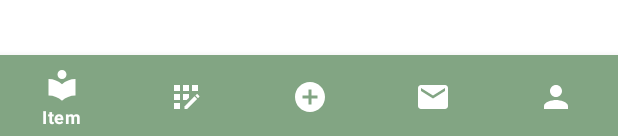
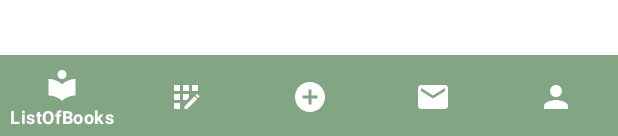
Before and after one commit to BALASHOWILYA/OBMEN_KKOTLIN, an Android app: the layout bottom_navigation_content.xml on its own in the app's theme, with its tools: preview values and no code run, on a phone screen of 412 x 824 dp. Shown: the part 1097-1233 px from the top of the screen. Run offline under Robolectric (Android 15) with nearby library versions, the phone set to English and light mode, and no system bars.

Commit message:
bottomMenuIsDone

```diff
--- a/app/src/main/res/menu/bottom_menu.xml
+++ b/app/src/main/res/menu/bottom_menu.xml
@@ -4,28 +4,28 @@
     <item
         android:id="@+id/ic_list_books"
         android:icon="@drawable/ic_list_of_books"
-        android:title="Item" />
+        android:title="ListOfBooks" />
 
     <item
         android:id="@+id/ic_request_ads"
         android:icon="@drawable/ic_request_ads"
-        android:title="Item" />
+        android:title="RequestAds" />
 
 
     <item
         android:id="@+id/ic_add_ads"
         android:icon="@drawable/ic_add_ads"
-        android:title="Item" />
+        android:title="AddAds" />
 
     <item
         android:id="@+id/ic_messenger"
         android:icon="@drawable/ic_messenger"
-        android:title="Item" />
+        android:title="Messenger" />
 
     <item
         android:id="@+id/ic_profile"
         android:icon="@drawable/ic_profile"
-        android:title="Item" />
+        android:title="Profile" />
 
 
 </menu>
--- a/app/src/main/res/menu/main_menu.xml
+++ b/app/src/main/res/menu/main_menu.xml
@@ -4,7 +4,7 @@
 
     <item android:title="New ad"
         android:id="@+id/id_new_ads"
-        android:icon="@drawable/ic_new_ads"
+        android:icon="@drawable/ic_add_ads"
         app:showAsAction="ifRoom"
         />
 
```
Also changed, not shown: app/src/main/java/com/sad_ballala_projects/ObmenKnigami_Kotlin/Frag/ListOfBooksFragment.kt (added, +27 -0 lines), app/src/main/java/com/sad_ballala_projects/ObmenKnigami_Kotlin/Frag/RequestFragment.kt (added, +29 -0 lines), app/src/main/java/com/sad_ballala_projects/ObmenKnigami_Kotlin/MainActivity.kt (+7 -1 lines), app/src/main/res/layout/fragment_list_of_books.xml (added, +23 -0 lines), app/src/main/res/layout/fragment_request.xml (added, +20 -0 lines).
